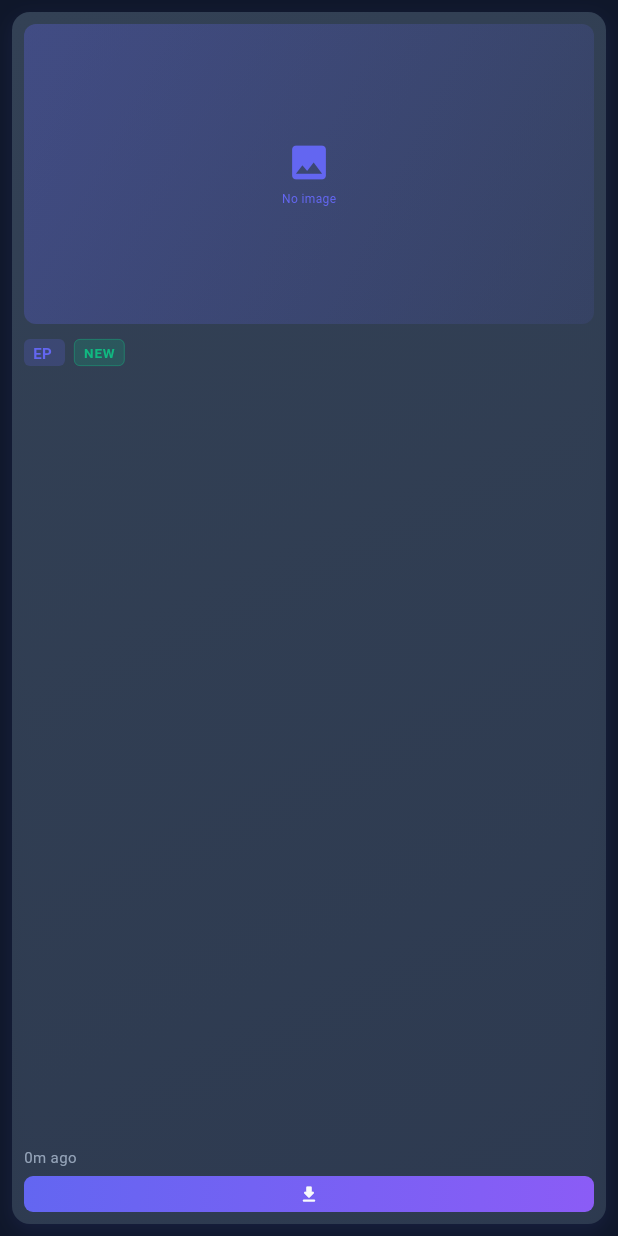
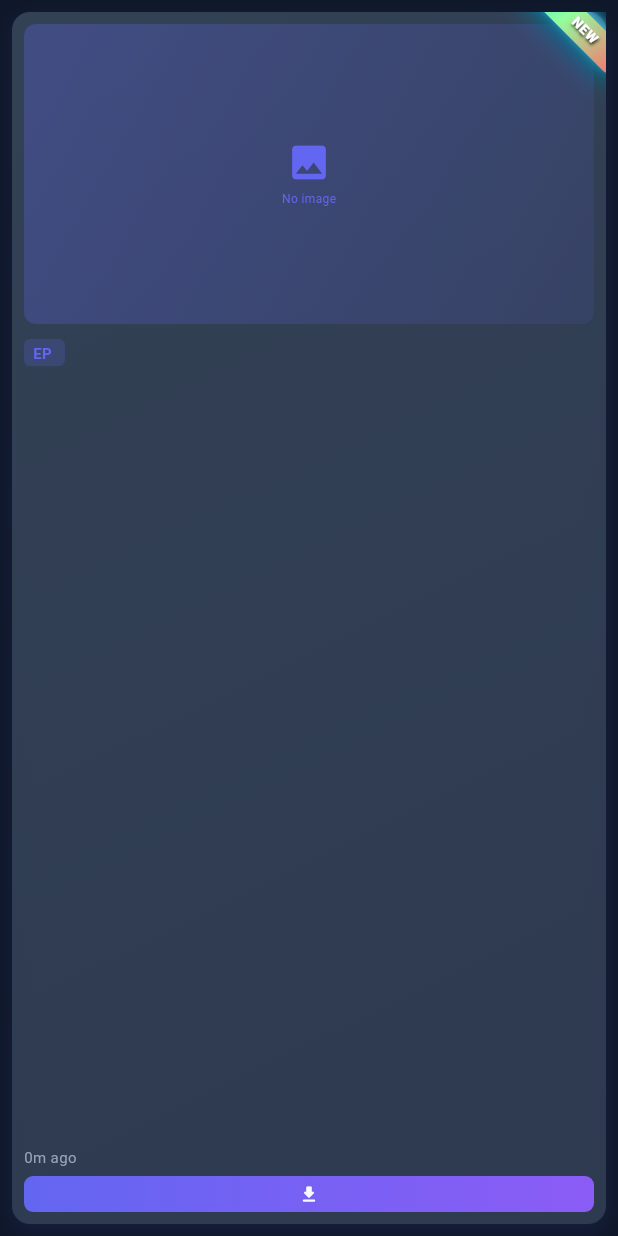
Before and after one commit to Kirragami/anime-updates-mobile, a Flutter app: the AnimeGridCard widget shown alone on an empty page, opened directly with empty values, on a phone screen of 412 x 824 dp. Run offline on Flutter 3.47's test engine with Material 3 defaults, Android fonts, the phone set to English and light mode, and no system bars; our stand-ins replace cached_network_image, device_info_plus, dio, firebase_core, firebase_messaging, flutter_animate and 10 more; accounts and stored records are empty; generated files the repository leaves out were written again; network calls fail.

Commit message:
[MOD] modify new icon of all anime lists

```diff
--- a/lib/widgets/anime_grid_card.dart
+++ b/lib/widgets/anime_grid_card.dart
@@ -59,10 +59,13 @@ class AnimeGridCard extends ConsumerWidget {
                   ),
                 ],
               ),
-                child: Material(
+              child: Stack(
+                children: [
+                  Material(
                     color: Colors.transparent,
                     child: InkWell(
-                    borderRadius: BorderRadius.circular(AppConstants.borderRadius),
+                      borderRadius:
+                          BorderRadius.circular(AppConstants.borderRadius),
                       onTap: () {
                         Navigator.of(context).push(
                           CustomPageTransitions.slideFromRight(
@@ -71,7 +74,8 @@ class AnimeGridCard extends ConsumerWidget {
                         );
                       },
                       child: Padding(
-                      padding: const EdgeInsets.all(AppConstants.smallPadding),
+                        padding:
+                            const EdgeInsets.all(AppConstants.smallPadding),
                         child: Column(
                           crossAxisAlignment: CrossAxisAlignment.start,
                           children: [
@@ -90,9 +94,11 @@ class AnimeGridCard extends ConsumerWidget {
                               children: [
                                 // Episode Badge
                                 Container(
-                                padding: const EdgeInsets.symmetric(horizontal: 6, vertical: 2),
+                                  padding: const EdgeInsets.symmetric(
+                                      horizontal: 6, vertical: 2),
                                   decoration: BoxDecoration(
-                                  color: AppTheme.primaryColor.withOpacity(0.2),
+                                    color:
+                                        AppTheme.primaryColor.withOpacity(0.2),
                                     borderRadius: BorderRadius.circular(4),
                                   ),
                                   child: Text(
@@ -105,29 +111,12 @@ class AnimeGridCard extends ConsumerWidget {
                                   ),
                                 ),
                                 const SizedBox(width: 6),
-                              if (_isNewRelease())
-                                Container(
-                                  padding: const EdgeInsets.symmetric(horizontal: 6, vertical: 2),
-                                  decoration: BoxDecoration(
-                                    color: AppTheme.successColor.withOpacity(0.2),
-                                    borderRadius: BorderRadius.circular(4),
-                                    border: Border.all(color: AppTheme.successColor.withOpacity(0.5), width: 0.5),
-                                  ),
-                                  child: Text(
-                                    'NEW',
-                                    style: AppTheme.caption.copyWith(
-                                      color: AppTheme.successColor,
-                                      fontWeight: FontWeight.w700,
-                                      fontSize: 9,
-                                      letterSpacing: 0.5,
-                                    ),
-                                  ),
-                                ),
                                 const Spacer(),
                                 // Tracking Heart Button
                                 Consumer(
                                   builder: (context, ref, child) {
-                                  final isTracked = ref.watch(animeTrackingProvider(anime));
+                                    final isTracked =
+                                        ref.watch(animeTrackingProvider(anime));
 
                                     // Only show heart button when tracked
                                     if (!isTracked) {
@@ -140,13 +129,17 @@ class AnimeGridCard extends ConsumerWidget {
                                       decoration: BoxDecoration(
                                         shape: BoxShape.circle,
                                         gradient: const LinearGradient(
-                                        colors: [Color(0xFFFF6B9A), Color(0xFFFF3366)],
+                                          colors: [
+                                            Color(0xFFFF6B9A),
+                                            Color(0xFFFF3366)
+                                          ],
                                           begin: Alignment.topLeft,
                                           end: Alignment.bottomRight,
                                         ),
                                         boxShadow: [
                                           BoxShadow(
-                                          color: const Color(0xFFFF3366).withOpacity(0.4),
+                                            color: const Color(0xFFFF3366)
+                                                .withOpacity(0.4),
                                             blurRadius: 8,
                                             spreadRadius: 1,
                                             offset: const Offset(0, 2),
@@ -194,6 +187,15 @@ class AnimeGridCard extends ConsumerWidget {
                       ),
                     ),
                   ),
+                                     // NEW badge positioned to span the full card corner
+                   if (_isNewRelease())
+                     Positioned(
+                       top: -8,
+                       right: -25,
+                       child: _buildNewBadge(),
+                     ),
+                ],
+              ),
             ),
           ),
         ),
@@ -214,8 +216,6 @@ class AnimeGridCard extends ConsumerWidget {
       return _buildNoImagePlaceholder();
     }
   }
-
-
 
   Widget _buildErrorPlaceholder() {
     return Container(
@@ -238,7 +238,7 @@ class AnimeGridCard extends ConsumerWidget {
               color: AppTheme.primaryColor,
               size: 30,
             ),
-            const SizedBox(height: 4),
+             SizedBox(height: 4),
             Text(
               'Failed to load',
               style: TextStyle(
@@ -302,7 +302,7 @@ class AnimeGridCard extends ConsumerWidget {
               color: AppTheme.primaryColor,
               size: 30,
             ),
-            const SizedBox(height: 4),
+            SizedBox(height: 4),
             Text(
               'No image',
               style: TextStyle(
@@ -355,7 +355,80 @@ class AnimeGridCard extends ConsumerWidget {
   bool _isNewRelease() {
     final now = DateTime.now();
     final difference = now.difference(anime.releasedDate);
-    return difference.inDays < 2; // within last 48 hours
+    return difference.inDays < 1; // within last 24 hours
+  }
+
+  Widget _buildNewBadge() {
+    return Transform.rotate(
+      angle: 0.785398, // 45 degrees in radians
+      child: Container(
+        height: 20, // Fixed height for consistent sizing
+        width: 100, // Increased width to reach the end of card corner
+        decoration: BoxDecoration(
+          gradient: const LinearGradient(
+            colors: [
+              Color(0xFF00C9FF), // Bright cyan
+              Color(0xFF92FE9D), // Light green
+              Color(0xFFFF6B6B), // Coral red
+            ],
+            begin: Alignment.topLeft,
+            end: Alignment.bottomRight,
+          ),
+          borderRadius: const BorderRadius.only(
+            topLeft: Radius.circular(8), // Match card corner
+            bottomRight: Radius.circular(8), // Match card corner
+          ),
+          boxShadow: [
+            // Main 3D shadow - makes it appear above the card
+            BoxShadow(
+              color: Colors.black.withOpacity(0.6),
+              blurRadius: 10,
+              offset: const Offset(4, 4),
+            ),
+            // Highlight shadow for 3D effect
+            BoxShadow(
+              color: Colors.white.withOpacity(0.5),
+              blurRadius: 4,
+              offset: const Offset(-2, -2),
+            ),
+            // Glow effect
+            BoxShadow(
+              color: const Color(0xFF00C9FF).withOpacity(0.8),
+              blurRadius: 15,
+              spreadRadius: 2,
+              offset: const Offset(0, 0),
+            ),
+          ],
+        ),
+        child: const Center(
+          child: Padding(
+            padding: EdgeInsets.only(left: 30),
+            child: Text(
+              'NEW',
+              style: TextStyle(
+                color: Colors.white,
+                fontWeight: FontWeight.w900,
+                fontSize: 9,
+                letterSpacing: 0.6,
+                height: 1.2, // Line height for better centering
+                shadows: [
+                  Shadow(
+                    color: Colors.black87,
+                    offset: Offset(1, 1),
+                    blurRadius: 2,
+                  ),
+                  Shadow(
+                    color: Colors.white30,
+                    offset: Offset(-1, -1),
+                    blurRadius: 1,
+                  ),
+                ],
+              ),
+            ),
+          ),
+        ),
+      ),
+    );
   }
 
   Widget _buildActionButtons(WidgetRef ref) {
@@ -409,7 +482,10 @@ class AnimeGridCard extends ConsumerWidget {
               height: 24,
               decoration: BoxDecoration(
                 gradient: LinearGradient(
-                  colors: [AppTheme.primaryColor, AppTheme.primaryColor.withOpacity(0.8)],
+                  colors: [
+                    AppTheme.primaryColor,
+                    AppTheme.primaryColor.withOpacity(0.8)
+                  ],
                   begin: Alignment.topLeft,
                   end: Alignment.bottomRight,
                 ),
@@ -437,7 +513,10 @@ class AnimeGridCard extends ConsumerWidget {
             width: 24,
             decoration: BoxDecoration(
               gradient: LinearGradient(
-                colors: [AppTheme.errorColor, AppTheme.errorColor.withOpacity(0.8)],
+                colors: [
+                  AppTheme.errorColor,
+                  AppTheme.errorColor.withOpacity(0.8)
+                ],
                 begin: Alignment.topLeft,
                 end: Alignment.bottomRight,
               ),
```
Lines whose indentation alone changed are shown as unchanged.
